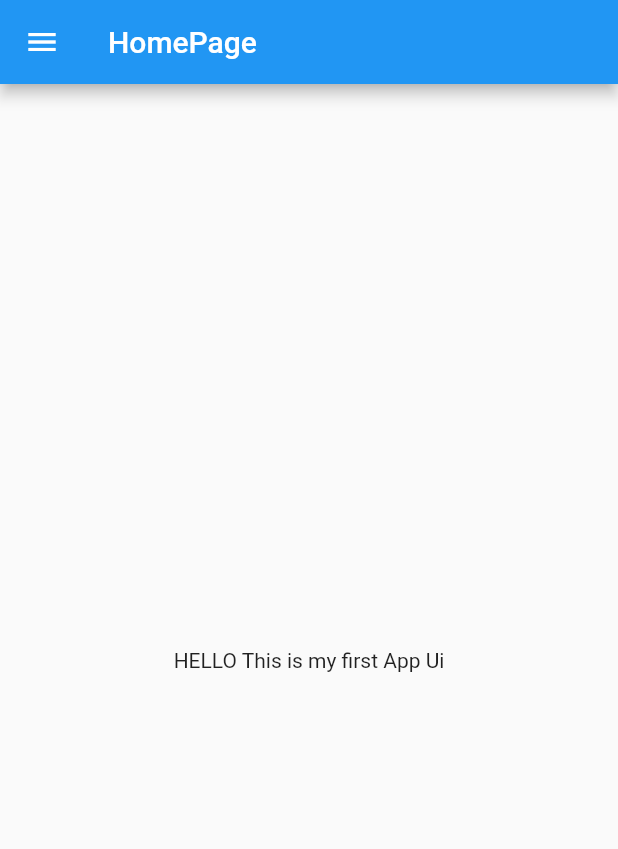
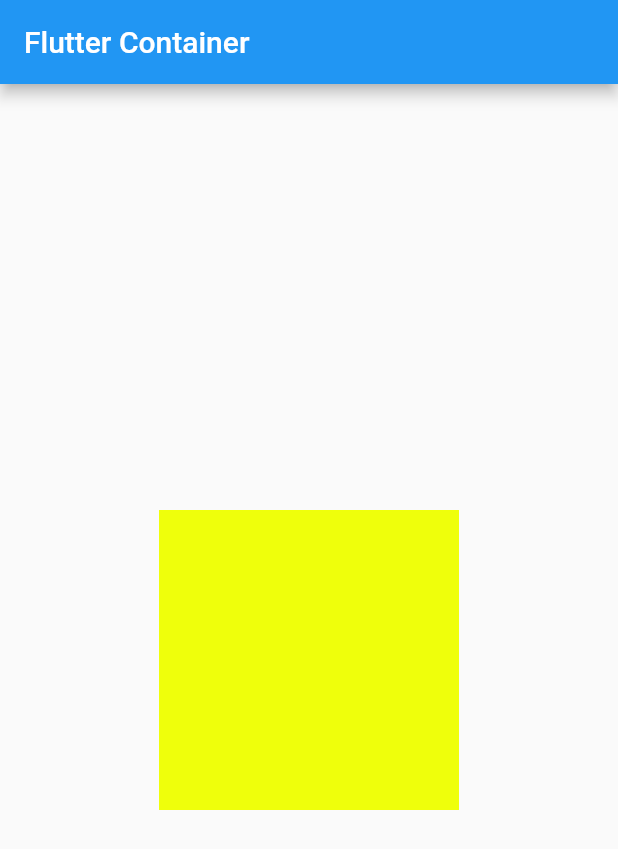
Before and after one commit to Devsabirul/FlutterLearn, a Flutter app: the screen it shows after launch, on a phone screen of 412 x 824 dp. Shown: the top 849 px of the screen. Run offline on Flutter 3.47's test engine with Material 2 defaults, Android fonts, the phone set to English and light mode, and no system bars; our stand-ins replace google_fonts.

Commit message:
Container

```diff
--- a/flutter_application_1/lib/main.dart
+++ b/flutter_application_1/lib/main.dart
@@ -4,19 +4,19 @@ import 'pages/Homepage.dart';
 import 'pages/login_page.dart';
 
 void main() {
-  runApp(Myapp());
+  runApp(MyApp());
 }
 
-class Myapp extends StatelessWidget {
+class MyApp extends StatelessWidget {
+  const MyApp({super.key});
+
   @override
   Widget build(BuildContext context) {
     return MaterialApp(
+      title: "Flutter Demo",
       debugShowCheckedModeBanner: false,
-      initialRoute: "/home",
-      theme: ThemeData(
-        fontFamily: GoogleFonts.lato().fontFamily,
-      ),
-      routes: {"/": (context) => LoginPage(), "/home": (context) => HomePage()},
+      theme: ThemeData(primarySwatch: Colors.blue),
+      routes: {"/": (context) => HomePage()},
     );
   }
 }
--- a/flutter_application_1/lib/pages/Homepage.dart
+++ b/flutter_application_1/lib/pages/Homepage.dart
@@ -3,17 +3,14 @@ import 'package:flutter/material.dart';
 class HomePage extends StatelessWidget {
   @override
   Widget build(BuildContext context) {
-    return MaterialApp(
-      home: Scaffold(
-        appBar: AppBar(
-          title: Text("HomePage"),
+    return Scaffold(
+      appBar: AppBar(title: Text("Flutter Container")),
+      body: Center(
+        child: Container(
+          width: 200,
+          height: 200,
+          color: Color.fromARGB(255, 239, 255, 11),
         ),
-        body: Center(
-          child: Container(
-            child: const Text("HELLO This is my first App Ui"),
-          ),
-        ),
-        drawer: const Drawer(),
       ),
     );
   }
```
